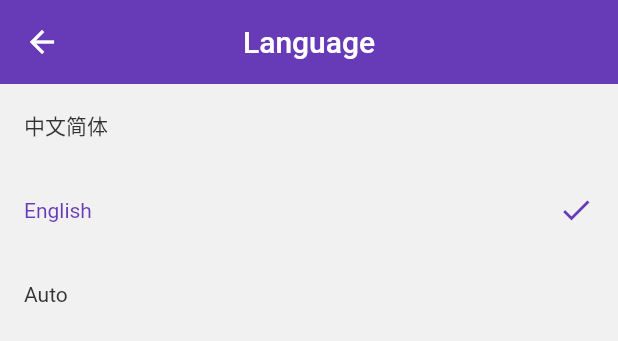
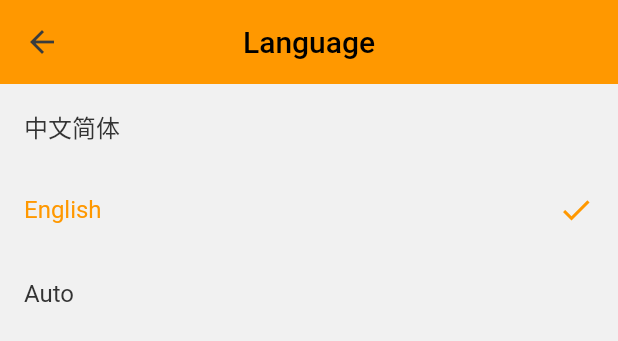
Before and after one commit to wangiv2/flutter-app, a Flutter app: the MePage widget shown alone on an empty page, opened directly, after a tap on "Language", on a phone screen of 412 x 824 dp. Shown: the top 341 px of the screen. Run offline on Flutter 3.47's test engine with Material 2 defaults, Android fonts, the phone set to English and light mode, and no system bars; drawn by our look-alikes of oktoast; our stand-ins replace connectivity, device_info, dio, event_bus, fluro, flutter_i18n and 5 more; missing offline and left inert: add_2_calendar, flustars, flutter_apns, flutter_webview_plugin, jpush_flutter, keyboard_visibility and 1 more; accounts and stored records are empty; statements that could not run were skipped.

Commit message:
define the theme of framework

```diff
--- a/lib/app.dart
+++ b/lib/app.dart
@@ -34,10 +34,7 @@ class MyApp extends StatelessWidget {
                   GlobalMaterialLocalizations.delegate,
                   GlobalWidgetsLocalizations.delegate,
                 ],
-                supportedLocales: [
-                  Locale('en', 'US'), // 美国英语
-                  Locale('zh', 'CN'), // 中文简体
-                ],
+                supportedLocales: FlutterI18nUtil.supportedLocales,
                 home: SplashPage(),
               );
             },
--- a/lib/entities/profile_entity.dart
+++ b/lib/entities/profile_entity.dart
@@ -1,13 +1,16 @@
+import 'package:flutter/material.dart';
 import 'package:flutter_app/generated/json/base/json_convert_content.dart';
 import 'package:flutter_app/entities/oauth_entity.dart';
 import 'package:flutter_app/entities/user_entity.dart';
 import 'package:flutter_app/entities/version_entity.dart';
+import 'package:flutter_app/provider/theme_provider.dart';
+import 'package:flutter_app/utils/flutterI18n/index.dart';
 
 class ProfileEntity with JsonConvert<ProfileEntity> {
 	bool isFirstLaunch = true;
 	UserEntity user;
 	OAuthEntity oauth;
 	VersionEntity version;
-	String locale;
-	String theme;
+	String locale = FlutterI18nUtil.defaultLang;
+	String theme = ThemeProvider.themes[ThemeMode.light];
 }
--- a/lib/pages/me/pages/me_page.dart
+++ b/lib/pages/me/pages/me_page.dart
@@ -46,8 +46,8 @@ class _MePageState extends NavigationBarPageWidgetState<MePage> {
                   child: Column(
                     crossAxisAlignment: CrossAxisAlignment.start,
                     children: <Widget>[
-                      Text(Global.profile.user.englishName, style: TextStyle(fontSize: 17.0),),
-                      Text(Global.profile.user.email, style: TextStyle(color: Funs.isDarkTheme() ? AppColors.dark_text_gray : AppColors.text_gray),),
+                      Text(Global.profile.user?.englishName ?? '', style: TextStyle(fontSize: 17.0)),
+                      Text(Global.profile.user?.email ?? '', style: TextStyle(color: Funs.isDarkTheme() ? AppColors.dark_text_gray : AppColors.text_gray)),
                     ],
                   ),
                 ),
@@ -91,7 +91,55 @@ class _MePageState extends NavigationBarPageWidgetState<MePage> {
             child: Text('Disable Button'),
             onPressed: null,
           ),
-        )
+        ),
+        Container(
+          margin: EdgeInsets.all(10.0),
+          child: Row(
+            children: <Widget>[
+              Checkbox(
+                value: true,
+                onChanged: (v){},
+              ),
+              Checkbox(
+                value: false,
+                onChanged: (v){},
+              ),
+              Checkbox(
+                value: true,
+                onChanged: null,
+              ),
+              Switch(
+                value: true,
+                onChanged: (v){},
+              ),
+              Switch(
+                value: false,
+                onChanged: (v){},
+              ),
+              Switch(
+                value: true,
+                onChanged: null,
+              ),
+            ],
+          ),
+        ),
+        Container(
+          margin: EdgeInsets.all(10.0),
+          child: Row(
+            children: <Widget>[
+              SizedBox(
+                //限制进度条的高度
+                height: 6.0,
+                //限制进度条的宽度
+                width: 200,
+                child: new LinearProgressIndicator(
+                  //0~1的浮点数，用来表示进度多少;如果 value 为 null 或空，则显示一个动画，否则显示一个定值
+                    value: 0.3
+                ),
+              ),
+            ],
+          ),
+        ),
       ],
     );
   }
--- a/lib/pages/opportunity/pages/opportunity_list_page.dart
+++ b/lib/pages/opportunity/pages/opportunity_list_page.dart
@@ -1,9 +1,11 @@
 import 'package:flutter/cupertino.dart';
 import 'package:flutter/material.dart';
+import 'package:flutter_app/common/funs.dart';
 import 'package:flutter_app/pages/opportunity/entities/opportunity_entity.dart';
 import 'package:flutter_app/pages/opportunity/repository/opportunity_repo.dart';
 import 'package:flutter_app/pages/opportunity/res/constants.dart';
 import 'package:flutter_app/pages/opportunity/router.dart';
+import 'package:flutter_app/res/app_colors.dart';
 import 'package:flutter_app/widgets/base_page_widget/list_page_widget.dart';
 import 'package:flutter_app/widgets/base_page_widget/base_page_widget.dart';
 import 'package:flutter_app/widgets/search_page_widget/common_search_delegate.dart';
@@ -56,7 +58,6 @@ class _OpportunityListPageState extends BaseListPageWidgetState<OpportunityListP
             ListTile(
               title: Text(
                   item.title,
-                  style: TextStyle(fontWeight: FontWeight.w500)
               ),
               subtitle: Text(item.subTitle),
               leading: new Icon(
@@ -68,7 +69,7 @@ class _OpportunityListPageState extends BaseListPageWidgetState<OpportunityListP
             ),
             ListTile(
               title: Text(item.content),
-              trailing: item.isApproved ? Icon(Icons.check_circle, color: Colors.green, size: 20.0,): Container(width: 0, height: 0,),
+              trailing: item.isApproved ? Icon(Icons.check_circle, color: Funs.isDarkTheme() ? AppColors.dark_app_main : AppColors.app_main, size: 20.0,): Container(width: 0, height: 0,),
             ),
           ],
         ),
--- a/lib/res/app_colors.dart
+++ b/lib/res/app_colors.dart
@@ -2,8 +2,8 @@ import 'package:flutter/material.dart';
 
 class AppColors {
   // 主调颜色
-  static const Color app_main = Colors.deepPurple;
-  static const Color dark_app_main = Colors.blueAccent;
+  static const Color app_main = Colors.orange;
+  static const Color dark_app_main = Colors.orangeAccent;
   // 背景主颜色
   static const Color bg_color = Color(0xfff1f1f1);
   static const Color dark_bg_color = Color(0xFF18191A);
@@ -16,18 +16,25 @@ class AppColors {
   // 文本灰色
   static const Color text_gray = Color(0xFF999999);
   static const Color dark_text_gray = Color(0xFF666666);
-  // 按钮颜色
-  static const Color button_text = Color(0xfff1f1f1);
-  static const Color dark_button_text = Color(0xfff1f1f1);
+  // 导航栏文本颜色
+  static const Color nav_text = Colors.black;
+  static const Color dark_nav_text = Colors.white;
+  // 导航栏背景颜色
+  static const Color nav_bg = app_main;
+  static const Color dark_nav_bg = dark_bg_color;
   // 按钮背景色
   static const Color button_bg = app_main;
   static const Color dark_button_bg = dark_app_main;
-  // 按钮不可用颜色
-  static const Color button_disabled = Color(0xFF96BBFA);
-  static const Color dark_button_disabled = Color(0xFF83A5E0);
-  // 线颜色
-  static const Color line = Color(0xFFEEEEEE);
-  static const Color dark_line = Color(0xFF3A3C3D);
+  // 图标颜色
+  static const Color icon = Color(0xFF3A3C3D);
+  static const Color dark_icon = Color(0xFFEEEEEE);
+  // 图标背景颜色
+  static const Color icon_bg = app_main;
+  static const Color dark_icon_bg = dark_app_main;
+  // 分割线颜色
+  static const Color line = Color(0xFF666666);
+  static const Color dark_line = Color(0xFFEEEEEE);
+
 
   static const Color red = Color(0xFFFF4759);
   static const Color dark_red = Color(0xFFE03E4E);
--- a/lib/res/styles.dart
+++ b/lib/res/styles.dart
@@ -5,7 +5,62 @@ import 'package:flutter_app/res/app_colors.dart';
 import 'dimens.dart';
 
 class TextStyles {
+  static TextStyle navTitleText = TextStyle(
+      fontSize: 20,
+      color: AppColors.nav_text,
+      fontWeight: FontWeight.w500
+  );
+  static TextStyle darkNavTitleText = navTitleText.copyWith(
+      color: AppColors.dark_nav_text
+  );
 
+  static TextStyle titleText = TextStyle(
+      fontSize: 18,
+      color: AppColors.text,
+      fontWeight: FontWeight.w500
+  );
+  static TextStyle darkTitleText = titleText.copyWith(
+      color: AppColors.dark_text
+  );
+
+  static TextStyle bodyText = TextStyle(
+      fontSize: 14,
+      color: AppColors.text,
+      textBaseline: TextBaseline.alphabetic
+  );
+  static TextStyle darkBodyText = bodyText.copyWith(
+      color: AppColors.dark_text
+  );
+
+  static TextStyle listTitleText = TextStyle(
+      fontSize: 16,
+      color: AppColors.text,
+      textBaseline: TextBaseline.alphabetic
+  );
+  static TextStyle darkListTitleText = listTitleText.copyWith(
+      color: AppColors.dark_text
+  );
+
+  static TextStyle listSubTitleText = TextStyle(
+      fontSize: 12,
+      color: AppColors.text_gray,
+      textBaseline: TextBaseline.alphabetic
+  );
+  static TextStyle darkListSubTitleText = listSubTitleText.copyWith(
+      color: AppColors.dark_text_gray
+  );
+
+  static TextStyle listBodyText = TextStyle(
+      fontSize: 12,
+      color: AppColors.text,
+      textBaseline: TextBaseline.alphabetic
+  );
+  static TextStyle darkListBodyText = listTitleText.copyWith(
+      color: AppColors.dark_text
+  );
+
+
+  // un used
   static const TextStyle textSize12 = const TextStyle(
     fontSize: Dimens.font_sp12,
   );
--- a/lib/utils/flutterI18n/index.dart
+++ b/lib/utils/flutterI18n/index.dart
@@ -4,20 +4,23 @@ import 'package:flutter_i18n/flutter_i18n_delegate.dart';
 
 class FlutterI18nUtil {
   BuildContext _context;
-  static String _defaultLang = 'en';
+  static String defaultLang = 'en';
   static String _localesPath = 'assets/locales';
+  static List<Locale> supportedLocales = [
+    Locale('en', 'US'), // 美国英语
+    Locale('zh', 'CN'), // 中文简体
+  ];
 
   FlutterI18nUtil(BuildContext context) {
     _context = context;
   }
 
-  static FlutterI18nDelegate delegate (String lang) {
+  static FlutterI18nDelegate delegate(String lang) {
     return FlutterI18nDelegate(
         useCountryCode: false,
-        fallbackFile: _defaultLang,
+        fallbackFile: defaultLang,
         path: _localesPath,
-        forcedLocale: new Locale(lang == null ? _defaultLang : lang)
-    );
+        forcedLocale: new Locale(lang ?? defaultLang));
   }
 
   Locale get currentLocale {
--- a/lib/widgets/splash_page/splash_page.dart
+++ b/lib/widgets/splash_page/splash_page.dart
@@ -3,6 +3,7 @@ import 'package:flutter/material.dart';
 import 'package:flutter_app/common/global.dart';
 import 'package:flutter_app/routers/router_navigator.dart';
 import 'package:flutter_app/routers/routers.dart';
+import 'package:flutter_app/utils/flutterI18n/index.dart';
 import 'package:flutter_app/widgets/base_page_widget/base_page_widget.dart';
 import 'package:flutter_app/widgets/login_page/router.dart';
 import 'package:flutter_swiper/flutter_swiper.dart';
@@ -34,7 +35,7 @@ class _SplashPageState extends BasePageWidgetState<SplashPage> {
 
     _isFirstLaunch = Global.profile.isFirstLaunch;
     _isLogin = Global.profile.user != null;
-    flutterI18nUtil.refresh(lang: Global.profile.locale);
+    flutterI18nUtil.refresh(lang: Global.profile.locale ?? FlutterI18nUtil.defaultLang);
 
     // update loading text
     await Future.delayed(Duration(milliseconds: 100));
```
Also changed, not shown: lib/pages/menu/menu_page.dart (+4 -3 lines), lib/provider/theme_provider.dart (+76 -43 lines), lib/widgets/search_page_widget/common_search_delegate.dart (+13 -14 lines), lib/widgets/search_page_widget/search_page_delegate.dart (+5 -4 lines).
